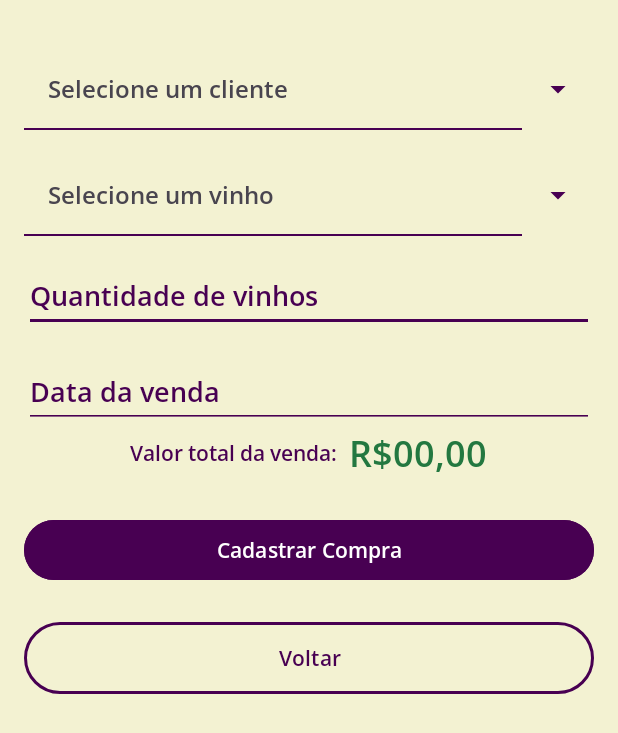
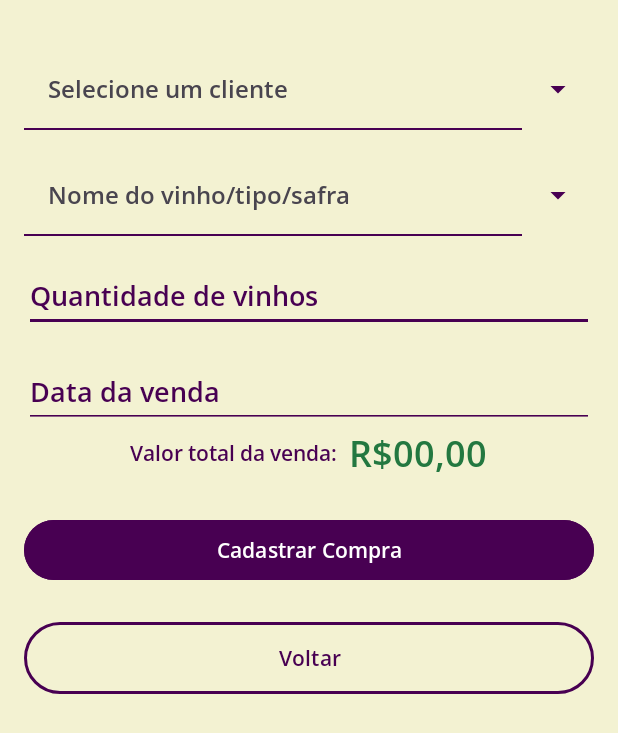
Before and after one commit to JPKyzzor/TrabalhoVinho, an Android app: the FormularioComprasActivity screen opened directly, with no data from a screen before it, on a phone screen of 412 x 824 dp. Shown: the top 733 px of the screen. Run offline under Robolectric (Android 15) with nearby library versions, the light colour scheme and no system bars.

Commit message:
corrige select de vinhos

```diff
--- a/app/src/main/java/com/example/trabalhovinho/FormularioComprasActivity.java
+++ b/app/src/main/java/com/example/trabalhovinho/FormularioComprasActivity.java
@@ -156,7 +156,9 @@ public class FormularioComprasActivity extends AppCompatActivity {
 
         //Montagem seletor vinhos
         VinhoModel itemPadraoVinho = new VinhoModel();
-        itemPadraoVinho.setNome("Selecione um vinho");
+        itemPadraoVinho.setNome("Nome do vinho");
+        itemPadraoVinho.setTipo("tipo");
+        itemPadraoVinho.setSafra("safra");
         itemPadraoVinho.setId(-1);
         listaVinhos.add(0, itemPadraoVinho);
         spinnerVinhos.setAdapter(new VinhoSelectAdapter(FormularioComprasActivity.this, listaVinhos));
--- a/app/src/main/java/com/example/trabalhovinho/adapter/VinhoSelectAdapter.java
+++ b/app/src/main/java/com/example/trabalhovinho/adapter/VinhoSelectAdapter.java
@@ -40,7 +40,8 @@ public class VinhoSelectAdapter extends BaseAdapter {
         }
         VinhoModel vinho = listaVinhos.get(position);
         TextView nome = convertView.findViewById(R.id.nomeVinho);
-        nome.setText(vinho.getNome());
+        String texto = vinho.getNome()+'/'+vinho.getTipo()+'/'+vinho.getSafra();
+        nome.setText(texto);
 
         return convertView;
     }
```
